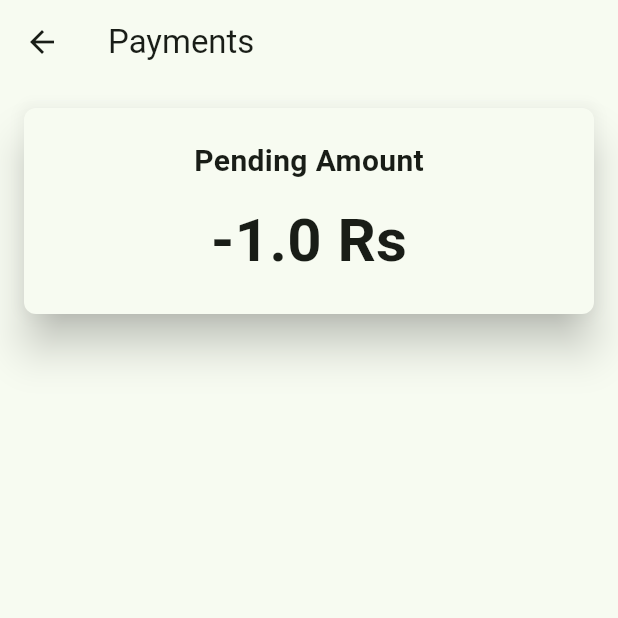
After one commit to Nishant0073/Dudhaganga-Dairy-Application, a Flutter app: the ViewPaymentsScreen screen opened directly, on a phone screen of 412 x 824 dp, the top half of it. The commit adds this screen. Run offline on Flutter 3.47's test engine with Material 2 defaults, Android fonts, the phone set to English and light mode, and no system bars; our stand-ins replace cloud_firestore, file_picker, firebase_auth, firebase_core, fluttertoast, get and 9 more; missing offline and left inert: excel, external_path, flutter_month_picker, razorpay_flutter, syncfusion_flutter_pdfviewer; accounts and stored records are empty; project files that could hold a hidden picture were left out.

Commit message:
Rozerpay SDK integrated.

```diff
--- a/lib/collectorPages/screens/select_farmer/select_farmer_screen.dart
+++ b/lib/collectorPages/screens/select_farmer/select_farmer_screen.dart
@@ -34,7 +34,9 @@ class _SelectFarmerState extends State<SelectFarmer> {
           ListView.builder(
             itemCount: model.farmers.length,
             itemBuilder: (_, index) {
-              return HomeCard(
+              return Padding(
+                padding: const EdgeInsets.all(4.0),
+                child: HomeCard(
                   child: ListTile(
                     title: Text(model.farmers[index].name ?? "Farmer Name"),
                     subtitle: Text(model.farmers[index].phoneNumber.toString()),
@@ -44,6 +46,7 @@ class _SelectFarmerState extends State<SelectFarmer> {
                       onPressed: () {
                         widget.onFarmerSelection?.call(model.farmers[index]);
                       },
+                    ),
                   ),
                 ),
               );
--- a/lib/collectorPages/screens/view_history/view_history_model.dart
+++ b/lib/collectorPages/screens/view_history/view_history_model.dart
@@ -8,6 +8,7 @@ import 'package:flutter/services.dart';
 import 'package:flutter_month_picker/flutter_month_picker.dart';
 import 'package:fluttertoast/fluttertoast.dart';
 import 'package:get/get.dart';
+import 'package:intl/intl.dart';
 import 'package:path_provider/path_provider.dart';
 import 'package:pdf/pdf.dart';
 import 'package:pdf/widgets.dart' as pw;
@@ -46,6 +47,10 @@ class ViewHistoryModel extends BaseViewModel {
     billFile = File(path);
     print(billFile);
     records = await getMilkRecordsOfEachFarmer(phoneNumber ?? "0");
+    records?.sort(((a, b) => DateFormat("dd-MM-yy")
+        .parse(a.date ?? "12/12/12")
+        .compareTo(DateFormat("dd-MM-yy").parse(b.date ?? "12/12/12"))));
+
     setBusy(false);
     font = await rootBundle.load("assets/fonts/Poppins-Regular.ttf");
     ttf = Font.ttf(font);
--- /dev/null
+++ b/lib/collectorPages/screens/view_payments/view_payments_model.dart
@@ -0,0 +1,109 @@
+import 'package:cloud_firestore/cloud_firestore.dart';
+import 'package:dudhaganga_app/models/farmer.dart';
+import 'package:flutter/material.dart';
+import 'package:fluttertoast/fluttertoast.dart';
+import 'package:razorpay_flutter/razorpay_flutter.dart';
+import 'package:stacked/stacked.dart';
+
+import '../../../services/firebase_payment.dart';
+
+class ViewPaymenetsModel extends BaseViewModel {
+  Farmer? farmer;
+  bool isShowRez = false;
+  double? pendingAmount = 0;
+
+  Razorpay? _razorpay;
+
+  TextEditingController amountController = TextEditingController();
+  init(Farmer? farmerTmp) async {
+    setBusy(true);
+    _razorpay = Razorpay();
+    _razorpay?.on(Razorpay.EVENT_PAYMENT_SUCCESS, _handlePaymentSuccess);
+    _razorpay?.on(Razorpay.EVENT_PAYMENT_ERROR, _handlePaymentError);
+    _razorpay?.on(Razorpay.EVENT_EXTERNAL_WALLET, _handleExternalWallet);
+    farmer = farmerTmp;
+    pendingAmount = await getFarmerPendingAmount(farmer?.phoneNumber ?? "0000");
+    notifyListeners();
+    setBusy(false);
+  }
+
+  void onPayAmountPressed() {
+    isShowRez = true;
+    notifyListeners();
+  }
+
+  @override
+  void dispose() {
+    super.dispose();
+    _razorpay?.clear();
+  }
+
+  void openCheckout() async {
+    if (double.parse(amountController.text.toString()) >
+        (pendingAmount?.toDouble() ?? 0)) {
+      Fluttertoast.showToast(
+          msg: "Amount should be less than ${pendingAmount?.toDouble()}");
+      return;
+    }
+    print(
+        "Enterd amount is: ${double.parse(amountController.text.toString())}");
+    var options = {
+      'key': 'rzp_test_NNbwJ9tmM0fbxj',
+      'amount': double.parse(amountController.text.toString()) * 100,
+      'name': farmer?.name,
+      'description': 'Payment',
+      'prefill': {'contact': farmer?.phoneNumber, 'email': 'test@razorpay.com'},
+      'external': {
+        'wallets': ['paytm', 'gpay'],
+      }
+    };
+
+    try {
+      _razorpay?.open(options);
+    } catch (e) {
+      debugPrint(e.toString());
+    }
+  }
+
+  void _handlePaymentSuccess(PaymentSuccessResponse response) {
+    deductAmountFromFirebaseAccount();
+    Fluttertoast.showToast(msg: "SUCCESS: ${response.paymentId}");
+  }
+
+  void _handlePaymentError(PaymentFailureResponse response) {
+    print("ERROR: ${response.message}");
+    Fluttertoast.showToast(
+      msg: "ERROR: ${response.code} - ${response.message}",
+    );
+  }
+
+  void _handleExternalWallet(ExternalWalletResponse response) {
+    Fluttertoast.showToast(msg: "EXTERNAL_WALLET: ${response.walletName}");
+  }
+
+  void deductAmountFromFirebaseAccount() async {
+    try {
+      String path = "/Dairy/Dudhaganga/Farmers/${farmer?.phoneNumber}/finance/";
+      print(path);
+      CollectionReference collectionReference =
+          FirebaseFirestore.instance.collection(path);
+      final snapShot =
+          await FirebaseFirestore.instance.collection(path).doc("amount").get();
+      if (snapShot.exists) {
+        print(snapShot.data());
+        double prevValue = snapShot["balance"].toDouble();
+        double value = double.parse(amountController.text);
+        print("VALUE IS: $value");
+        await collectionReference.doc("amount").set(
+          {
+            "balance": prevValue - value,
+          },
+          SetOptions(merge: false),
+        );
+        print("Amount updated from $prevValue to ${value + prevValue}");
+      }
+    } catch (e) {
+      print(e);
+    }
+  }
+}
--- /dev/null
+++ b/lib/collectorPages/screens/view_payments/view_payments_screen.dart
@@ -0,0 +1,112 @@
+import 'package:dudhaganga_app/collectorPages/screens/view_payments/view_payments_model.dart';
+import 'package:dudhaganga_app/constants.dart';
+import 'package:dudhaganga_app/customWidgets/c_card.dart';
+import 'package:dudhaganga_app/customWidgets/c_elevated_button.dart';
+import 'package:dudhaganga_app/customWidgets/c_text_field.dart';
+import 'package:dudhaganga_app/models/farmer.dart';
+import 'package:flutter/material.dart';
+import 'package:stacked/stacked.dart';
+
+class ViewPaymentsScreen extends StatefulWidget {
+  final Farmer? farmer;
+  const ViewPaymentsScreen({this.farmer, super.key});
+
+  @override
+  State<ViewPaymentsScreen> createState() => _ViewPaymentsScreenState();
+}
+
+class _ViewPaymentsScreenState extends State<ViewPaymentsScreen> {
+  @override
+  Widget build(BuildContext context) {
+    return ViewModelBuilder<ViewPaymenetsModel>.reactive(
+        viewModelBuilder: () => ViewPaymenetsModel(),
+        onViewModelReady: (model) => model.init(widget.farmer),
+        builder: (context, model, child) => _body(context, model));
+  }
+
+  _body(BuildContext context, ViewPaymenetsModel model) {
+    return Scaffold(
+      appBar: AppBar(
+        title: Text("Payments"),
+      ),
+      body: Padding(
+        padding: const EdgeInsets.all(16.0),
+        child: Column(
+          mainAxisAlignment: MainAxisAlignment.start,
+          crossAxisAlignment: CrossAxisAlignment.start,
+          children: [
+            SizedBox(
+              height: H(context) / 6,
+              width: double.infinity,
+              child: HomeCard(
+                child: Column(
+                  mainAxisAlignment: MainAxisAlignment.center,
+                  children: [
+                    Text(
+                      "Pending Amount",
+                      style: TextStyle(
+                        fontSize: 20,
+                        fontWeight: FontWeight.bold,
+                      ),
+                    ),
+                    SizedBox(
+                      height: 10.0,
+                    ),
+                    Text(
+                      "${model.pendingAmount.toString().length >= 6 ? model.pendingAmount.toString().substring(0, 6) : model.pendingAmount.toString()} Rs",
+                      style: TextStyle(
+                        fontSize: 40,
+                        fontWeight: FontWeight.bold,
+                      ),
+                    ),
+                    Visibility(
+                      visible: (model.pendingAmount ?? 0.0) > 0.0,
+                      child: SizedBox(
+                        width: double.infinity,
+                        height: 50.0,
+                        child: CElevatedButton(
+                            label: "Pay Amount",
+                            onPress: () {
+                              model.onPayAmountPressed();
+                            }),
+                      ),
+                    )
+                  ],
+                ),
+              ),
+            ),
+            SizedBox(
+              height: 30.0,
+            ),
+            Visibility(
+              visible: model.isShowRez,
+              child: Row(
+                mainAxisAlignment: MainAxisAlignment.spaceEvenly,
+                children: [
+                  SizedBox(
+                    height: 50.0,
+                    width: W(context) / 2.5,
+                    child: CTextField(
+                      label: "Enter amount",
+                      textEditingController: model.amountController,
+                    ),
+                  ),
+                  SizedBox(
+                    height: 50.0,
+                    width: W(context) / 2.5,
+                    child: CElevatedButton(
+                      label: "Enter amount",
+                      onPress: () {
+                        model.openCheckout();
+                      },
+                    ),
+                  ),
+                ],
+              ),
+            )
+          ],
+        ),
+      ),
+    );
+  }
+}
--- a/lib/languagepage.dart
+++ b/lib/languagepage.dart
@@ -113,6 +113,7 @@ class LanguagePage extends Translations {
           //new keys
           'morning': 'Morning',
           'evening': 'Evening',
+          'view_payments': 'View Payments'
         },
         'hi_IN': {
           'side_bar_home': 'मुख्यपृष्ठ',
@@ -222,6 +223,7 @@ class LanguagePage extends Translations {
           //new translations
           'morning': 'सुबह',
           'evening': 'शाम',
+          'view_payments': 'भुगतान देखें'
         },
         'mr_IN': {
           'side_bar_home': 'मुख्यपृष्ठ',
@@ -332,6 +334,7 @@ class LanguagePage extends Translations {
           //new translations
           'morning': 'सकाळ',
           'evening': 'संध्याकाळ',
+          'view_payments': 'भुगताने पहा'
         }
       };
 }
--- a/lib/main.dart
+++ b/lib/main.dart
@@ -1,5 +1,6 @@
 import 'dart:async';
 import 'package:dudhaganga_app/constants.dart';
+import 'package:dudhaganga_app/services/razorpay.dart';
 import 'package:dudhaganga_app/splash_screen.dart';
 import 'package:firebase_core/firebase_core.dart';
 import 'package:flutter/material.dart';
@@ -13,7 +14,7 @@ StreamController<bool> isLightTheme = StreamController();
 void main() async {
   WidgetsFlutterBinding.ensureInitialized();
   await Firebase.initializeApp();
-
+  razerInit();
   setupLocator();
   runApp(const MyApp());
 }
--- a/pubspec.yaml
+++ b/pubspec.yaml
@@ -39,6 +39,7 @@ dependencies:
   external_path: ^1.0.3
   http: ^0.13.5
   permission_handler: ^10.2.0
+  razorpay_flutter: 1.3.3
 
 
 
```
Also changed, not shown: lib/collectorPages/user_home_page.dart (+40 -1 lines), lib/services/firebase_payment.dart (added, +17 -0 lines), lib/services/razorpay.dart (added, +21 -0 lines), pubspec.lock, 3 other files. Lines whose indentation alone changed are shown as unchanged.
